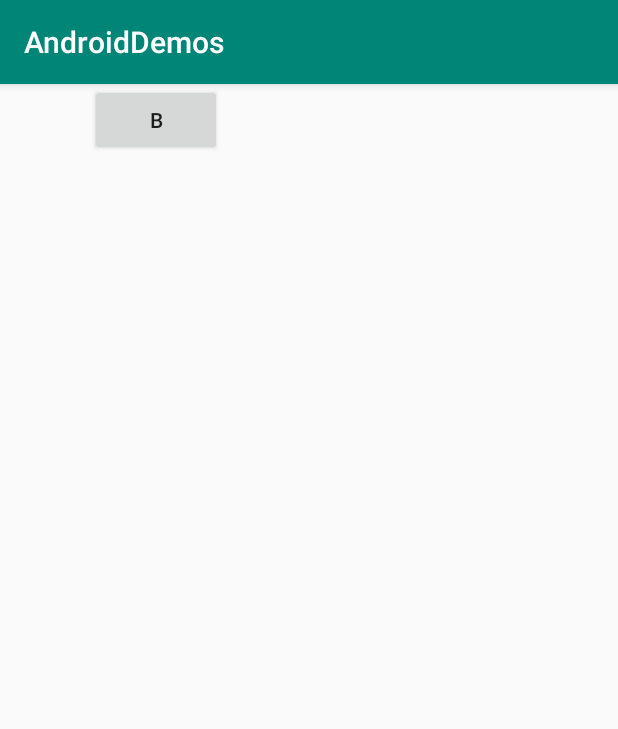
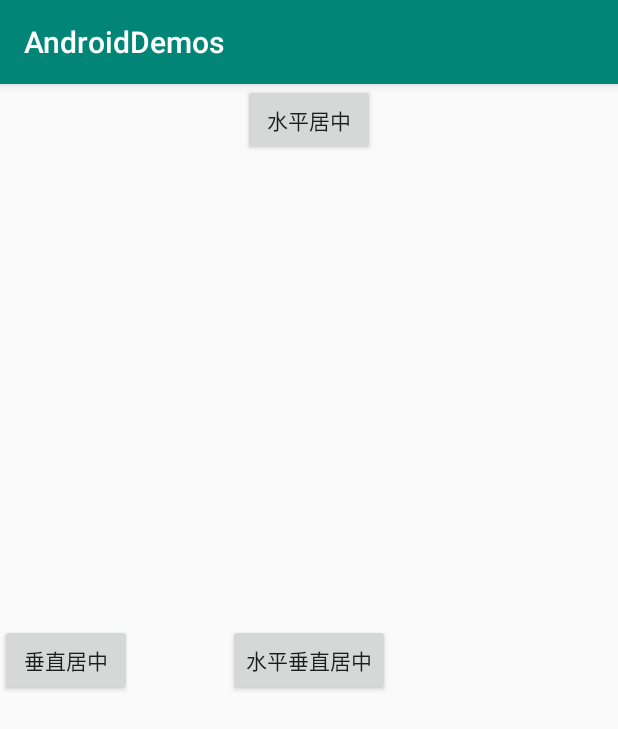
Before and after one commit to tribbianiwang/androidDemos, an Android app: the screen it shows after launch (MainActivity), on a phone screen of 412 x 824 dp. Shown: the top 729 px of the screen. Run offline under Robolectric (Android 15) with nearby library versions, the phone set to English and light mode, and no system bars.

Commit message:
ConstraintLayout 居中

```diff
--- a/app/src/main/res/layout/activity_main.xml
+++ b/app/src/main/res/layout/activity_main.xml
@@ -7,23 +7,32 @@
         tools:context=".MainActivity">
 
     <Button
-            android:visibility="gone"
-            android:id="@+id/tv_a"
             android:layout_width="wrap_content"
             android:layout_height="wrap_content"
-            android:text="A"
-            android:layout_marginLeft="20dp"
+            android:text="水平居中"
             app:layout_constraintLeft_toLeftOf="parent"
+            app:layout_constraintRight_toRightOf="parent"
             tools:ignore="MissingConstraints" />
 
     <Button
             android:layout_width="wrap_content"
             android:layout_height="wrap_content"
-            android:text="B"
-            app:layout_constraintLeft_toRightOf="@id/tv_a"
-            android:layout_marginLeft="20dp"
-            app:layout_goneMarginLeft="60dp"
+            android:text="垂直居中"
+            app:layout_constraintTop_toTopOf="parent"
+            app:layout_constraintBottom_toBottomOf="parent"
             tools:ignore="MissingConstraints" />
+
+
+    <Button
+            android:layout_width="wrap_content"
+            android:layout_height="wrap_content"
+            android:text="水平垂直居中"
+            app:layout_constraintLeft_toLeftOf="parent"
+            app:layout_constraintRight_toRightOf="parent"
+            app:layout_constraintTop_toTopOf="parent"
+            app:layout_constraintBottom_toBottomOf="parent"
+
+            />
 
 
 
```
